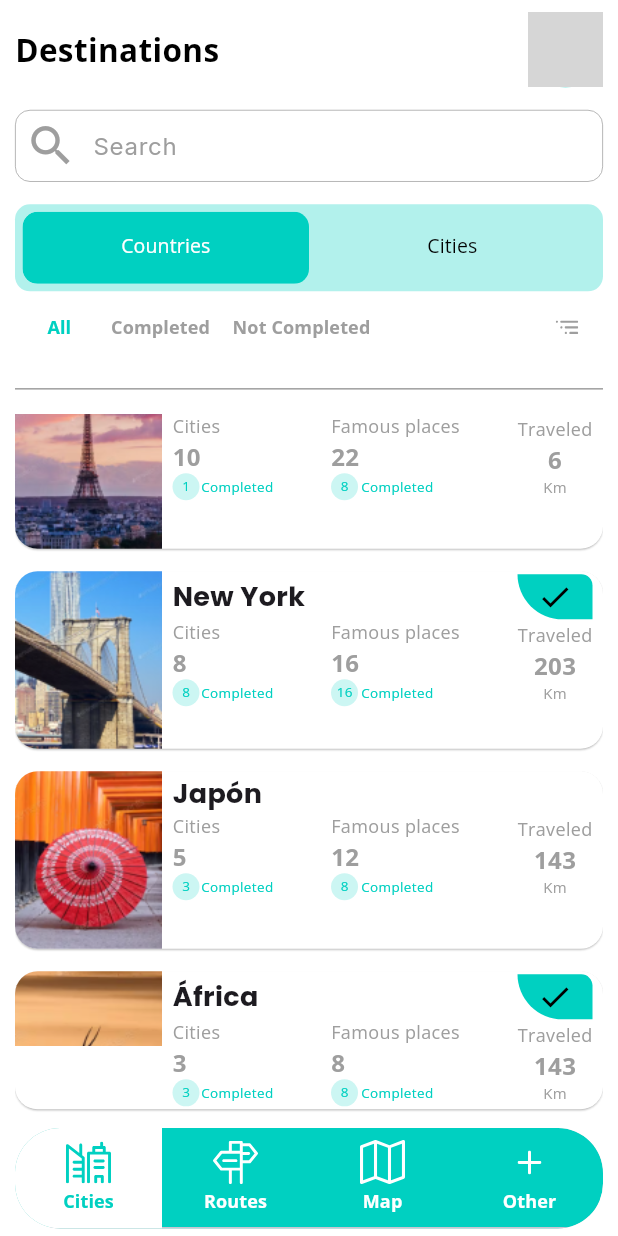
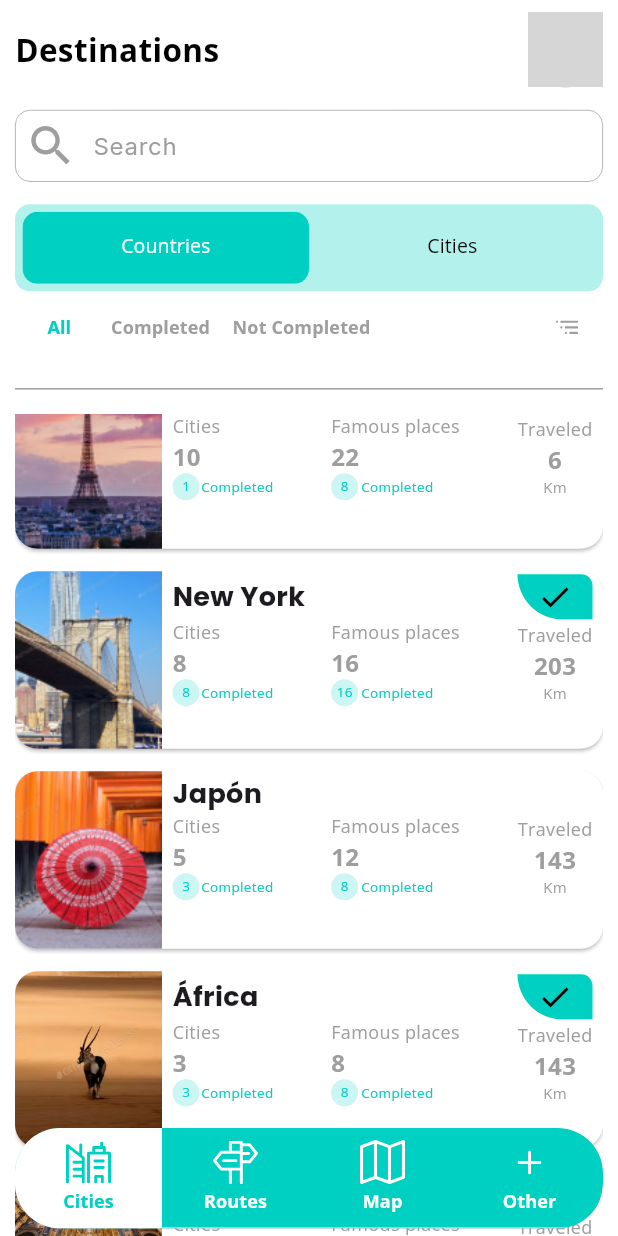
Before and after one commit to WGPQ/app_online_booking, a Flutter app: the HomePage screen opened directly with empty values, scrolled down 162 dp, on a phone screen of 412 x 824 dp. Run offline on Flutter 3.47's test engine with Material 3 defaults, Android fonts, the phone set to English and light mode, and no system bars; our stand-ins replace firebase_auth, firebase_core, flutter_svg, google_fonts, google_sign_in, image_picker and 1 more; accounts and stored records are empty; network calls fail; grey boxes are pictures that could not be loaded.

Commit message:
loading and entity city

```diff
--- a/lib/src/core/resources.dart
+++ b/lib/src/core/resources.dart
@@ -30,5 +30,6 @@ class AssetsResources {
   static const paris = 'assets/paris.png';
   static const newYork = 'assets/new-york.png';
   static const japan = 'assets/japon.png';
-  static const londres = 'assets/londres.png';
+  static const africa = 'assets/africa.png';
+  static const ecuador = 'assets/ecuador.webp';
 }
--- /dev/null
+++ b/lib/src/domain/entities/cities.dart
@@ -0,0 +1,51 @@
+class Cities {
+  String name;
+  String image;
+  CitiesClass cities;
+  CitiesClass famousPlaces;
+  int traveled;
+
+  Cities({
+    required this.name,
+    required this.image,
+    required this.cities,
+    required this.famousPlaces,
+    required this.traveled,
+  });
+
+  factory Cities.fromJson(Map<String, dynamic> json) => Cities(
+        name: json["name"],
+        image: json["image"],
+        cities: CitiesClass.fromJson(json["cities"]),
+        famousPlaces: CitiesClass.fromJson(json["famous_places"]),
+        traveled: json["traveled"],
+      );
+
+  Map<String, dynamic> toJson() => {
+        "name": name,
+        "image": image,
+        "cities": cities.toJson(),
+        "famous_places": famousPlaces.toJson(),
+        "traveled": traveled,
+      };
+}
+
+class CitiesClass {
+  int available;
+  int completed;
+
+  CitiesClass({
+    required this.available,
+    required this.completed,
+  });
+
+  factory CitiesClass.fromJson(Map<String, dynamic> json) => CitiesClass(
+        available: json["available"],
+        completed: json["completed"],
+      );
+
+  Map<String, dynamic> toJson() => {
+        "available": available,
+        "completed": completed,
+      };
+}
--- a/lib/src/presentation/ui/pages/home_page.dart
+++ b/lib/src/presentation/ui/pages/home_page.dart
@@ -2,8 +2,9 @@ import 'package:flutter_svg/svg.dart';
 import 'package:flutter/material.dart';
 import 'package:google_fonts/google_fonts.dart';
 import 'package:app_online_booking/src/core/resources.dart';
+import 'package:app_online_booking/src/domain/entities/user.dart';
 import 'package:app_online_booking/src/data/local/local_data.dart';
-import 'package:app_online_booking/src/domain/entities/user.dart';
+import 'package:app_online_booking/src/domain/entities/cities.dart';
 import 'package:app_online_booking/src/presentation/classes/slide_route.dart';
 import 'package:app_online_booking/src/presentation/ui/pages/login_page.dart';
 import 'package:app_online_booking/src/presentation/widgets/custom_tab_bar.dart';
@@ -15,72 +16,85 @@ class HomePage extends StatelessWidget {
   final avatarUser = AssetsResources.avatarUser;
   final iconFilter = AssetsResources.iconFilter;
 
-  final List<dynamic> _cities = [
-    {
-      'name': 'London',
-      'image': AssetsResources.london,
-      'cities': {
-        'Available': 5,
-        'Completed': 3,
-      },
-      'famous_places': {
-        'Available': 12,
-        'Completed': 8,
-      },
-      'traveled': 143
-    },
-    {
-      'name': 'Paris',
-      'image': AssetsResources.paris,
-      'cities': {
-        'Available': 10,
-        'Completed': 1,
-      },
-      'famous_places': {
-        'Available': 22,
-        'Completed': 8,
-      },
-      'traveled': 6
-    },
-    {
-      'name': 'New York',
-      'image': AssetsResources.newYork,
-      'cities': {
-        'Available': 8,
-        'Completed': 8,
-      },
-      'famous_places': {
-        'Available': 16,
-        'Completed': 16,
-      },
-      'traveled': 203
-    },
-    {
-      'name': 'Japón',
-      'image': AssetsResources.japan,
-      'cities': {
-        'Available': 5,
-        'Completed': 3,
-      },
-      'famous_places': {
-        'Available': 12,
-        'Completed': 8,
-      },
-      'traveled': 143
-    },
-    {
-      'name': 'África',
-      'image': AssetsResources.londres,
-      'cities': {
-        'Available': 3,
-        'Completed': 3,
-      },
-      'famous_places': {
-        'Available': 8,
-        'Completed': 8,
-      },
-      'traveled': 143
-    },
+  final List<Cities> _cities = [
+    Cities(
+        name: "London",
+        image: AssetsResources.london,
+        cities: CitiesClass(available: 5, completed: 3),
+        famousPlaces: CitiesClass(available: 12, completed: 8),
+        traveled: 143),
+    Cities(
+        name: 'Paris',
+        image: AssetsResources.paris,
+        cities: CitiesClass(
+          available: 10,
+          completed: 1,
+        ),
+        famousPlaces: CitiesClass(
+          available: 22,
+          completed: 8,
+        ),
+        traveled: 6),
+    Cities(
+        name: 'New York',
+        image: AssetsResources.newYork,
+        cities: CitiesClass(
+          available: 8,
+          completed: 8,
+        ),
+        famousPlaces: CitiesClass(
+          available: 16,
+          completed: 16,
+        ),
+        traveled: 203),
+    Cities(
+        name: 'Japón',
+        image: AssetsResources.japan,
+        cities: CitiesClass(
+          available: 5,
+          completed: 3,
+        ),
+        famousPlaces: CitiesClass(
+          available: 12,
+          completed: 8,
+        ),
+        traveled: 143),
+    Cities(
+        name: 'África',
+        image: AssetsResources.africa,
+        cities: CitiesClass(
+          available: 3,
+          completed: 3,
+        ),
+        famousPlaces: CitiesClass(
+          available: 8,
+          completed: 8,
+        ),
+        traveled: 143),
+    Cities(
+        name: 'Ecuador',
+        image: AssetsResources.ecuador,
+        cities: CitiesClass(
+          available: 3,
+          completed: 2,
+        ),
+        famousPlaces: CitiesClass(
+          available: 8,
+          completed: 2,
+        ),
+        traveled: 143),
+    Cities(
+        name: 'Perú',
+        image: AssetsResources.africa,
+        cities: CitiesClass(
+          available: 3,
+          completed: 1,
+        ),
+        famousPlaces: CitiesClass(
+          available: 11,
+          completed: 7,
+        ),
+        traveled: 143),
   ];
 
   @override
@@ -90,7 +104,7 @@ class HomePage extends StatelessWidget {
       backgroundColor: Colors.white,
       body: SafeArea(
         child: Container(
-          color: Colors.white,
+          color: Colors.grey[90],
           padding: const EdgeInsets.symmetric(horizontal: 10.0),
           margin: EdgeInsets.only(top: size.height * 0.01),
           child: Stack(
@@ -222,7 +236,8 @@ class HomePage extends StatelessWidget {
                     child: ListView.builder(
                       itemCount: _cities.length,
                       itemBuilder: (context, index) {
-                        return _cardCity(_cities, index, _cities.length - 1);
+                        return _cardCity(
+                            _cities[index], index == _cities.length - 1);
                       },
                     ),
                   ),
@@ -240,10 +255,9 @@ class HomePage extends StatelessWidget {
   }
 }
 
-Widget _cardCity(dynamic cities, int index, int length) {
+Widget _cardCity(Cities cities, bool last) {
   return Card(
-    elevation: 0.5,
-    margin: EdgeInsets.only(bottom: index == length ? 85.0 : 15.0),
+    margin: EdgeInsets.only(bottom: last ? 85.0 : 15.0),
     color: Colors.white,
     shape: RoundedRectangleBorder(
       borderRadius: BorderRadius.circular(15.0),
@@ -256,7 +270,7 @@ Widget _cardCity(dynamic cities, int index, int length) {
           Expanded(
             flex: 1,
             child: Image.asset(
-              cities[index]['image'],
+              cities.image,
               fit: BoxFit.contain,
             ),
           ),
@@ -273,14 +287,13 @@ Widget _cardCity(dynamic cities, int index, int length) {
                     mainAxisAlignment: MainAxisAlignment.spaceBetween,
                     children: [
                       Text(
-                        cities[index]['name'],
+                        cities.name,
                         style: const TextStyle(
                           fontWeight: FontWeight.bold,
                           fontSize: 18.0,
                         ),
                       ),
-                      if (cities[index]['cities']['Available'] ==
-                          cities[index]['cities']['Completed'])
+                      if (cities.cities.available == cities.cities.completed)
                         Container(
                             height: 30,
                             width: 50,
@@ -309,7 +322,7 @@ Widget _cardCity(dynamic cities, int index, int length) {
                             )),
                           ),
                           Text(
-                            '${cities[index]['cities']['Available']}',
+                            '${cities.cities.available}',
                             style: GoogleFonts.openSans(
                                 textStyle: const TextStyle(
                               fontSize: 16.0,
@@ -323,8 +336,7 @@ Widget _cardCity(dynamic cities, int index, int length) {
                                 radius: 9.0,
                                 backgroundColor: const Color(AppColor.primary)
                                     .withOpacity(0.2),
-                                child: Text(
-                                    '${cities[index]['cities']['Completed']}',
+                                child: Text('${cities.cities.completed}',
                                     style: GoogleFonts.openSans(
                                         textStyle: const TextStyle(
                                       fontSize: 9.0,
@@ -357,7 +369,7 @@ Widget _cardCity(dynamic cities, int index, int length) {
                             )),
                           ),
                           Text(
-                            '${cities[index]['famous_places']['Available']}',
+                            '${cities.famousPlaces.available}',
                             style: GoogleFonts.openSans(
                                 textStyle: const TextStyle(
                               fontSize: 16.0,
@@ -371,8 +383,7 @@ Widget _cardCity(dynamic cities, int index, int length) {
                                 radius: 9.0,
                                 backgroundColor: const Color(AppColor.primary)
                                     .withOpacity(0.2),
-                                child: Text(
-                                    '${cities[index]['famous_places']['Completed']}',
+                                child: Text('${cities.famousPlaces.completed}',
                                     style: GoogleFonts.openSans(
                                         textStyle: const TextStyle(
                                       fontSize: 9.0,
@@ -405,7 +416,7 @@ Widget _cardCity(dynamic cities, int index, int length) {
                             )),
                           ),
                           Text(
-                            '${cities[index]['traveled']}',
+                            '${cities.traveled}',
                             style: GoogleFonts.openSans(
                                 textStyle: const TextStyle(
                               fontSize: 16.0,
```
Also changed, not shown: lib/src/presentation/ui/pages/create_account_page.dart (+43 -2 lines), lib/src/presentation/ui/pages/login_page.dart (+47 -1 lines), lib/src/presentation/widgets/custom_button.dart (+17 -3 lines), assets/africa.png (added), assets/ecuador.webp (added), assets/londres.png (deleted).
